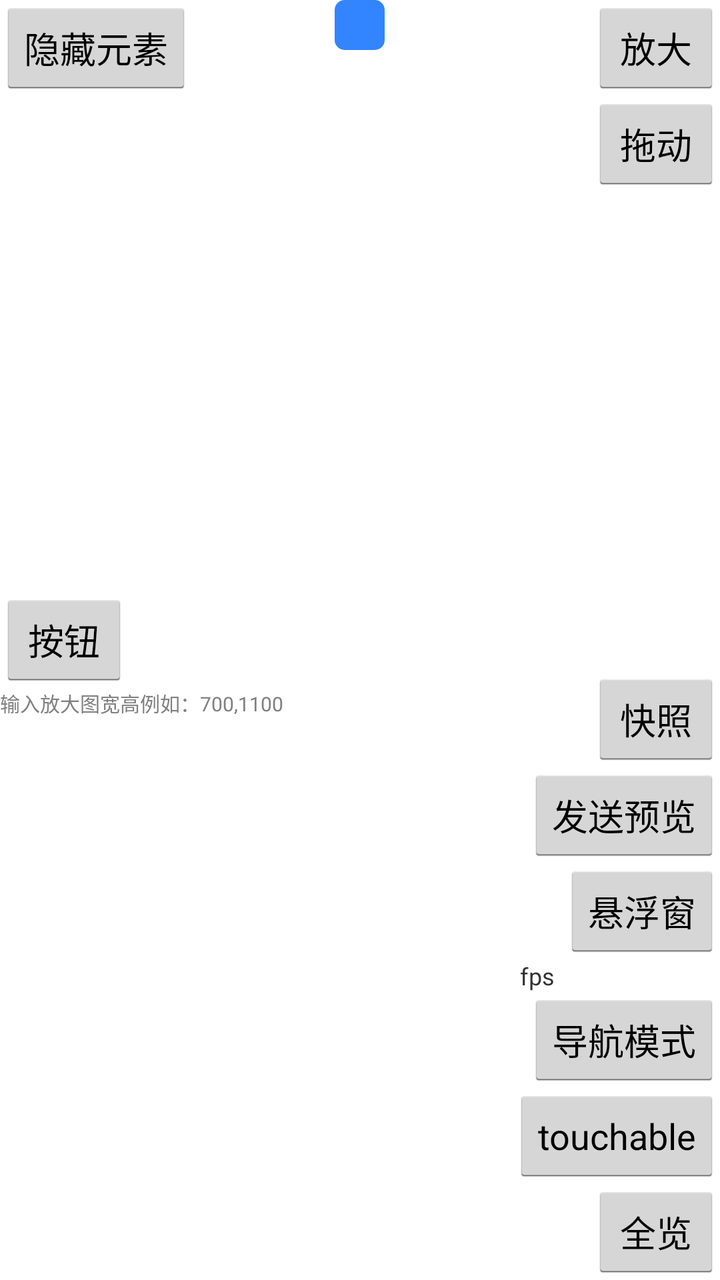
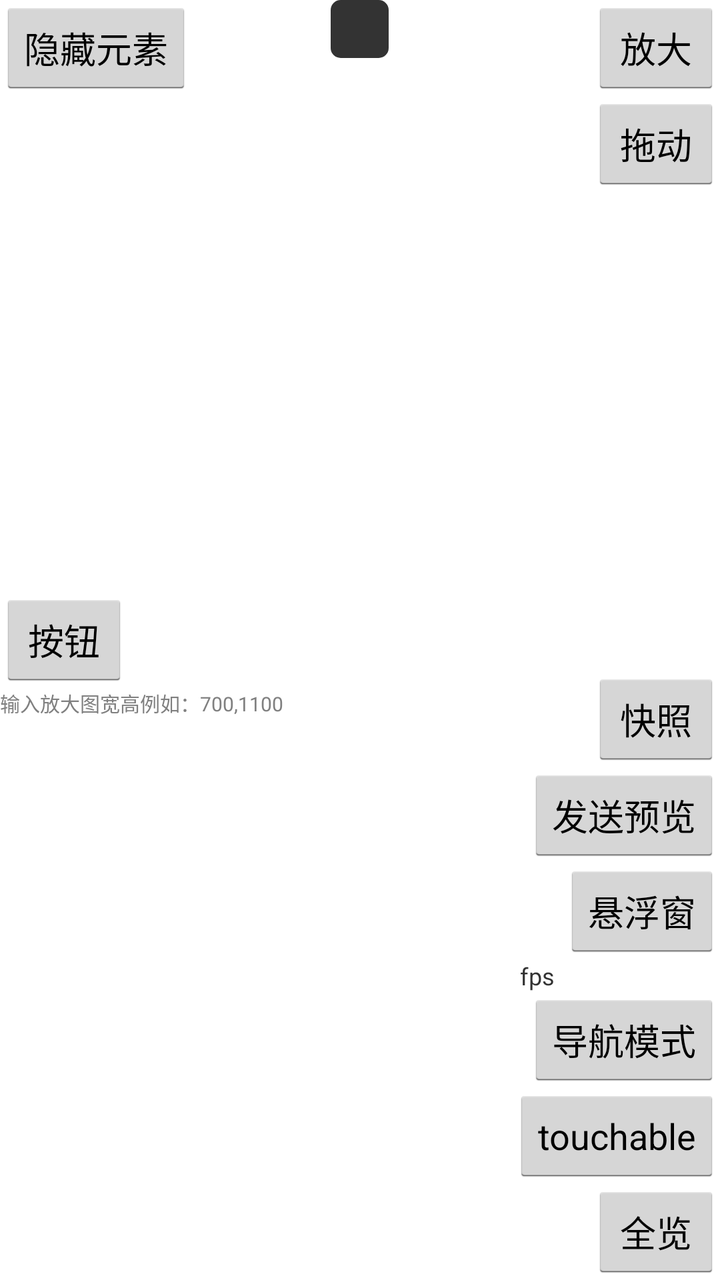

An Android layout rendered at two revisions. The XML below is the earlier revision; the diff shows what the commit changed to produce the second picture.
<!-- AndroidManifest.xml: application theme AppTheme -->
<!-- res/layout/minimap_layout.xml -->
<?xml version="1.0" encoding="utf-8"?>
<RelativeLayout xmlns:android="http://schemas.android.com/apk/res/android"
    android:layout_width="wrap_content"
    android:layout_height="wrap_content">
    <EditText
        android:id="@+id/enlarge_map_size"
        android:hint="输入放大图宽高例如：700,1100"
        android:layout_width="match_parent"
        android:layout_height="wrap_content"
        android:background="@null"
        android:layout_toLeftOf="@+id/btn_layout"
        android:layout_below="@+id/btn_hide_btn"
        android:textSize="10dp"
        android:inputType="number"
        android:digits="0123456789,"
        />
    <RelativeLayout
        android:id="@+id/relative_top_layout"
        android:layout_width="match_parent"
        android:layout_height="wrap_content"
        android:layout_alignParentTop="true"
        android:gravity="center_horizontal">
        <LinearLayout
            android:id="@+id/guide_info"
            android:layout_width="wrap_content"
            android:layout_height="wrap_content"
            android:layout_centerHorizontal="true"
            android:gravity="center"
            android:background="@drawable/bnav_tab_background_bule"
            >
            <ImageView
                android:id="@+id/guideinfo_icon"
                android:layout_width="25dp"
                android:layout_height="25dp"/>
            <TextView
                android:id="@+id/guideinfo_txt"
                android:layout_width="wrap_content"
                android:layout_height="wrap_content"
                android:textColor="#ffffff"/>
            <TextView
                android:id="@+id/speed_txt"
                android:layout_width="wrap_content"
                android:layout_height="wrap_content"
                android:textColor="#ffffff"/>
        </LinearLayout>
        
        <androidx.recyclerview.widget.RecyclerView
            android:layout_marginTop="3dp"
            android:layout_below="@+id/guide_info"
            android:id="@+id/lane_line_list"
            android:layout_centerHorizontal="true"
            android:layout_width="wrap_content"
            android:layout_height="wrap_content"
            android:background="@drawable/bnav_tab_background_bule"
            />
        
        <RelativeLayout
            android:id="@+id/enlarge_map_layout"
            android:layout_below="@+id/lane_line_list"
            android:layout_centerHorizontal="true"
            android:layout_width="wrap_content"
            android:layout_height="wrap_content">

        </RelativeLayout>
    </RelativeLayout>
    <RelativeLayout
        android:id="@+id/relative_bottom_layout"
        android:layout_width="match_parent"
        android:layout_height="wrap_content"
        android:layout_alignParentBottom="true"
        android:gravity="center">
    </RelativeLayout>
    
    <LinearLayout
        android:id="@+id/btn_layout"
        android:layout_alignParentRight="true"
        android:layout_width="wrap_content"
        android:layout_height="match_parent"
        android:orientation="vertical"
        android:gravity="bottom|right"
        >
        <Button
            android:id="@+id/btn_enlarge"
            android:text="放大"
            android:layout_width="wrap_content"
            android:layout_height="wrap_content"/>
        <Button
            android:id="@+id/btn_move"
            android:text="拖动"
            android:layout_width="wrap_content"
            android:layout_height="wrap_content"/>

        <View
            android:layout_width="0dp"
            android:layout_height="0dp"
            android:layout_weight="1"/>
        <Button
            android:id="@+id/btn_save_image"
            android:layout_width="wrap_content"
            android:layout_height="wrap_content"
            android:text="快照"/>
        <Button
            android:id="@+id/btn_open_bg"
            android:layout_width="wrap_content"
            android:layout_height="wrap_content"
            android:text="发送预览"/>
        <Button
            android:id="@+id/btn_stop"
            android:layout_width="wrap_content"
            android:layout_height="wrap_content"
            android:text="悬浮窗"/>
        <TextView
            android:id="@+id/bnav_fps_tv"
            android:layout_width="wrap_content"
            android:layout_height="wrap_content"
            android:width="100dp"
            android:textSize="12sp"
            android:textColor="@color/bnav_service_dyna_bg_yellow"
            android:text="fps"/>
        <LinearLayout
            android:id="@+id/navi_mode"
            android:layout_width="wrap_content"
            android:layout_height="wrap_content"
            android:orientation="horizontal">
            <androidx.recyclerview.widget.RecyclerView
                android:id="@+id/navi_mode_type_layout"
                android:orientation="vertical"
                android:layout_width="wrap_content"
                android:layout_height="wrap_content"
                android:visibility="gone">

            </androidx.recyclerview.widget.RecyclerView>
            <Button
                android:id="@+id/btn_navimode"
                android:layout_width="wrap_content"
                android:layout_height="wrap_content"
                android:text="导航模式"/>
        </LinearLayout>
        <Button
            android:id="@+id/btn_touchable"
            android:layout_width="wrap_content"
            android:layout_height="wrap_content"
            android:text="touchable"/>
        <Button
            android:id="@+id/btn_fullView"
            android:layout_width="wrap_content"
            android:layout_height="wrap_content"
            android:text="全览"/>
    </LinearLayout>
    <LinearLayout
        android:id="@+id/btn_layout_left"
        android:layout_width="wrap_content"
        android:layout_height="match_parent"
        android:orientation="vertical">
        <Button
            android:id="@+id/btn_hide"
            android:text="隐藏元素"
            android:layout_width="wrap_content"
            android:layout_height="wrap_content"/>

        <View
            android:layout_width="0dp"
            android:layout_height="0dp"
            android:layout_weight="1"/>
    </LinearLayout>

    <Button
        android:id="@+id/btn_hide_btn"
        android:layout_width="wrap_content"
        android:layout_height="wrap_content"
        android:layout_centerVertical="true"
        android:text="按钮"/>

</RelativeLayout>
<!-- resources referenced by this layout -->
<resources>
  <!-- drawable bnav_tab_background_bule (drawable) -->
  <?xml version="1.0" encoding="utf-8"?>
  <shape xmlns:android="http://schemas.android.com/apk/res/android">
  
      <solid android:color="#3385ff" />
  
      <corners android:radius="5dp" />
  </shape>
  <style name="AppTheme" parent="@android:style/Theme.Holo.Light">
      </style>
</resources>

<!-- the commit's change to res/layout/minimap_layout.xml (unified diff, before → after) -->
@@ -24,9 +24,10 @@
             android:id="@+id/guide_info"
             android:layout_width="wrap_content"
             android:layout_height="wrap_content"
+            android:padding="2dp"
             android:layout_centerHorizontal="true"
             android:gravity="center"
-            android:background="@drawable/bnav_tab_background_bule"
+            android:background="@drawable/bnav_tab_background_dark"
             >
             <ImageView
                 android:id="@+id/guideinfo_icon"
@@ -65,7 +66,7 @@
     </RelativeLayout>
     <RelativeLayout
         android:id="@+id/relative_bottom_layout"
-        android:layout_width="match_parent"
+        android:layout_width="wrap_content"
         android:layout_height="wrap_content"
         android:layout_alignParentBottom="true"
         android:gravity="center">
<!-- resource entries referenced after the edit -->
@@ -8,6 +8,14 @@
   
       <corners android:radius="5dp" />
   </shape>
+  <!-- drawable bnav_tab_background_dark (drawable) -->
+  <?xml version="1.0" encoding="utf-8"?>
+  <shape xmlns:android="http://schemas.android.com/apk/res/android">
+  
+      <solid android:color="#333333" />
+  
+      <corners android:radius="5dp" />
+  </shape>
   <style name="AppTheme" parent="@android:style/Theme.Holo.Light">
       </style>
 </resources>
